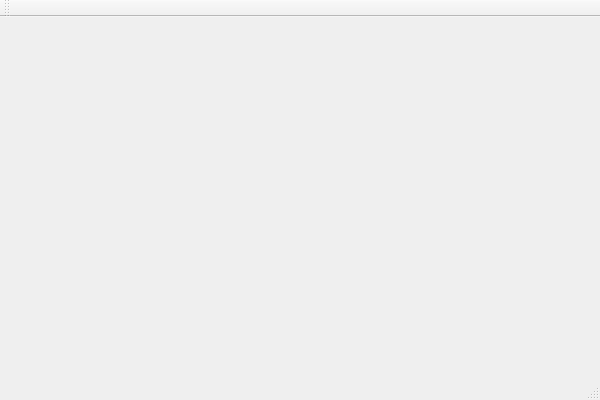
Before: the Qt Designer form AIS_Login/AIS_MainWindow.ui in Holikma/Application_AIS, drawn with Qt 5.
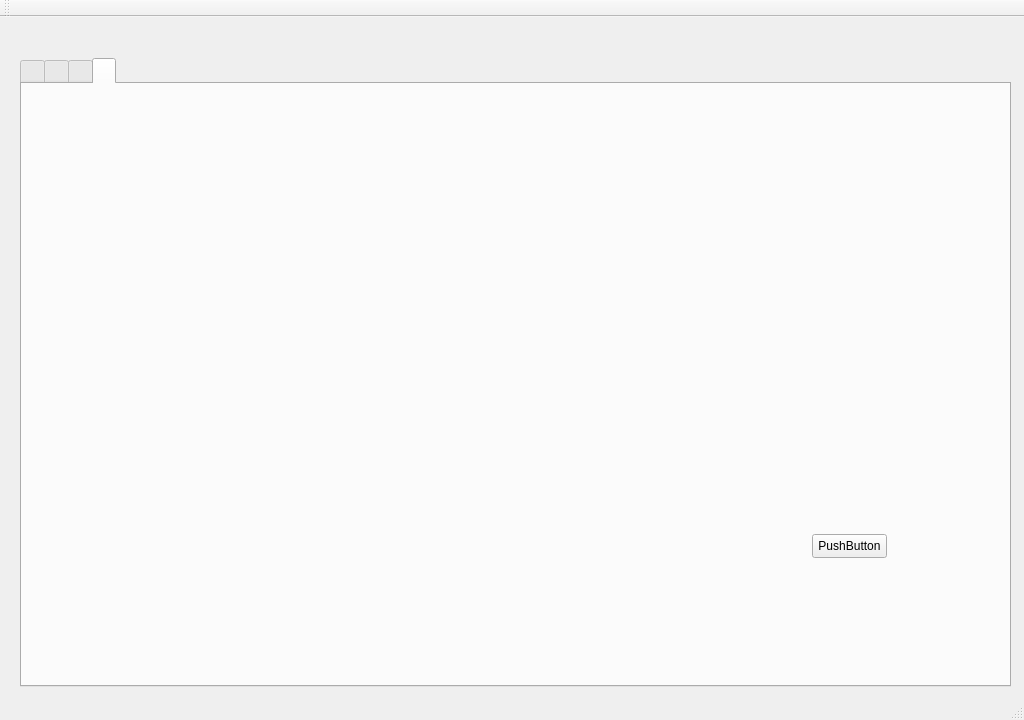
After: the same form once the commit is applied.

```diff
--- a/AIS_Login/AIS_MainWindow.ui
+++ b/AIS_Login/AIS_MainWindow.ui
@@ -6,14 +6,185 @@
    <rect>
     <x>0</x>
     <y>0</y>
-    <width>600</width>
-    <height>400</height>
+    <width>1024</width>
+    <height>720</height>
    </rect>
   </property>
+  <property name="minimumSize">
+   <size>
+    <width>1024</width>
+    <height>720</height>
+   </size>
+  </property>
+  <property name="maximumSize">
+   <size>
+    <width>1024</width>
+    <height>720</height>
+   </size>
+  </property>
   <property name="windowTitle">
    <string>AIS_MainWindow</string>
   </property>
-  <widget class="QWidget" name="centralWidget"/>
+  <widget class="QWidget" name="centralWidget">
+   <property name="minimumSize">
+    <size>
+     <width>1024</width>
+     <height>720</height>
+    </size>
+   </property>
+   <property name="maximumSize">
+    <size>
+     <width>1024</width>
+     <height>720</height>
+    </size>
+   </property>
+   <widget class="QWidget" name="verticalLayoutWidget">
+    <property name="geometry">
+     <rect>
+      <x>10</x>
+      <y>10</y>
+      <width>1011</width>
+      <height>671</height>
+     </rect>
+    </property>
+    <layout class="QVBoxLayout" name="Main_Page" stretch="0,0">
+     <property name="spacing">
+      <number>10</number>
+     </property>
+     <property name="sizeConstraint">
+      <enum>QLayout::SetDefaultConstraint</enum>
+     </property>
+     <property name="leftMargin">
+      <number>10</number>
+     </property>
+     <property name="rightMargin">
+      <number>10</number>
+     </property>
+     <item>
+      <layout class="QHBoxLayout" name="Header">
+       <item>
+        <spacer name="horizontalSpacer_3">
+         <property name="orientation">
+          <enum>Qt::Horizontal</enum>
+         </property>
+         <property name="sizeHint" stdset="0">
+          <size>
+           <width>40</width>
+           <height>20</height>
+          </size>
+         </property>
+        </spacer>
+       </item>
+       <item>
+        <spacer name="horizontalSpacer_2">
+         <property name="orientation">
+          <enum>Qt::Horizontal</enum>
+         </property>
+         <property name="sizeHint" stdset="0">
+          <size>
+           <width>40</width>
+           <height>20</height>
+          </size>
+         </property>
+        </spacer>
+       </item>
+       <item>
+        <spacer name="horizontalSpacer">
+         <property name="orientation">
+          <enum>Qt::Horizontal</enum>
+         </property>
+         <property name="sizeHint" stdset="0">
+          <size>
+           <width>40</width>
+           <height>20</height>
+          </size>
+         </property>
+        </spacer>
+       </item>
+      </layout>
+     </item>
+     <item>
+      <widget class="QTabWidget" name="tabWidget">
+       <property name="currentIndex">
+        <number>3</number>
+       </property>
+       <widget class="QWidget" name="tabWidgetPage1" native="true">
+        <attribute name="title">
+         <string/>
+        </attribute>
+        <widget class="QPushButton" name="pushButton">
+         <property name="geometry">
+          <rect>
+           <x>50</x>
+           <y>70</y>
+           <width>75</width>
+           <height>24</height>
+          </rect>
+         </property>
+         <property name="text">
+          <string>PushButton</string>
+         </property>
+        </widget>
+       </widget>
+       <widget class="QWidget" name="tabWidgetPage2" native="true">
+        <attribute name="title">
+         <string/>
+        </attribute>
+        <widget class="QPushButton" name="pushButton_2">
+         <property name="geometry">
+          <rect>
+           <x>340</x>
+           <y>180</y>
+           <width>75</width>
+           <height>24</height>
+          </rect>
+         </property>
+         <property name="text">
+          <string>PushButton</string>
+         </property>
+        </widget>
+       </widget>
+       <widget class="QWidget" name="tabWidgetPage3" native="true">
+        <attribute name="title">
+         <string/>
+        </attribute>
+        <widget class="QPushButton" name="pushButton_3">
+         <property name="geometry">
+          <rect>
+           <x>200</x>
+           <y>400</y>
+           <width>75</width>
+           <height>24</height>
+          </rect>
+         </property>
+         <property name="text">
+          <string>PushButton</string>
+         </property>
+        </widget>
+       </widget>
+       <widget class="QWidget" name="tabWidgetPage4" native="true">
+        <attribute name="title">
+         <string/>
+        </attribute>
+        <widget class="QPushButton" name="pushButton_4">
+         <property name="geometry">
+          <rect>
+           <x>790</x>
+           <y>450</y>
+           <width>75</width>
+           <height>24</height>
+          </rect>
+         </property>
+         <property name="text">
+          <string>PushButton</string>
+         </property>
+        </widget>
+       </widget>
+      </widget>
+     </item>
+    </layout>
+   </widget>
+  </widget>
   <widget class="QMenuBar" name="menuBar">
    <property name="geometry">
     <rect>
```
Left out of the diff: 2 changed lines with no effect on the pictures.
